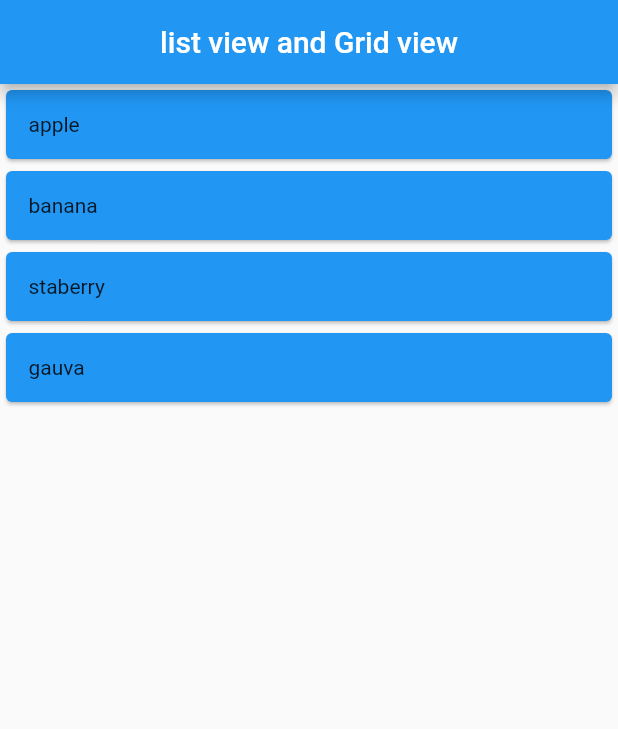
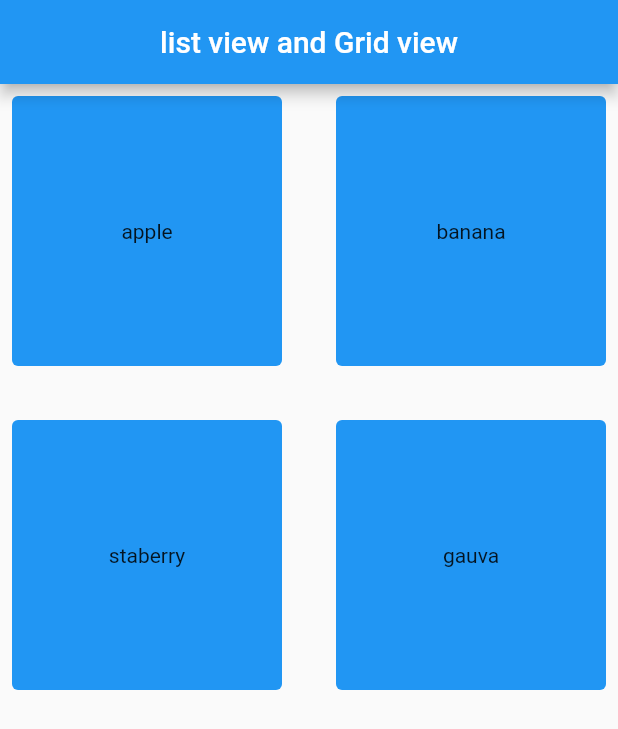
Before and after one commit to rajbhattia/rjapp, a Flutter app: the screen it shows after launch, on a phone screen of 412 x 824 dp. Shown: the top 729 px of the screen. Run offline on Flutter 3.47's test engine with Material 2 defaults, Android fonts, the light colour scheme and no system bars.

Commit message:
gridview added

```diff
--- a/lib/homescreen.dart
+++ b/lib/homescreen.dart
@@ -13,18 +13,41 @@ class HomeScreen extends StatelessWidget {
         centerTitle: true,
         title: Text('list view and Grid view'),
       ),
-      body: ListView.builder(
+      body: GridView.builder(
+        gridDelegate: SliverGridDelegateWithFixedCrossAxisCount(crossAxisCount: 2, mainAxisSpacing: 20,crossAxisSpacing: 20),
         itemCount: fruitnames.length,
         itemBuilder: (context,index){
-        return Card(
-           color: Colors.blue,
-            child: Padding(
-              padding: const EdgeInsets.all(15.0),
-              child: Text(fruitnames[index]),
+        return Padding(
+          padding: const EdgeInsets.all(8.0),
+          child: Container(
+           alignment: Alignment.center,
+            decoration: BoxDecoration(
+              color: Colors.blue,
+              borderRadius: BorderRadius.circular(4)),
+            //
+              child: Padding(
+                padding: const EdgeInsets.all(15.0),
+                child: Center(child: Text(fruitnames[index])),
+              ),
             ),
-          );
+        );
 
-      })
+      }
+      )
+
+      // body: ListView.builder(
+      //   itemCount: fruitnames.length,
+      //   itemBuilder: (context,index){
+      //   return Card(
+      //      color: Colors.blue,
+      //       child: Padding(
+      //         padding: const EdgeInsets.all(15.0),
+      //         child: Text(fruitnames[index]),
+      //       ),
+      //     );
+
+      // }
+      // )
     );
   }
 }
```
